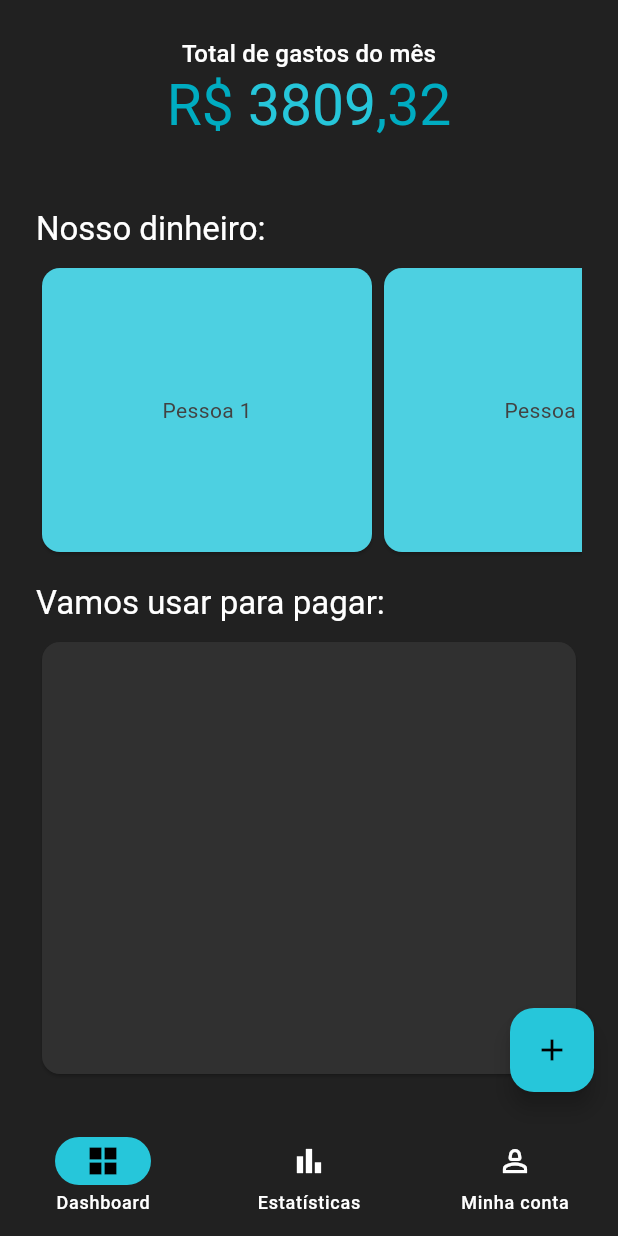
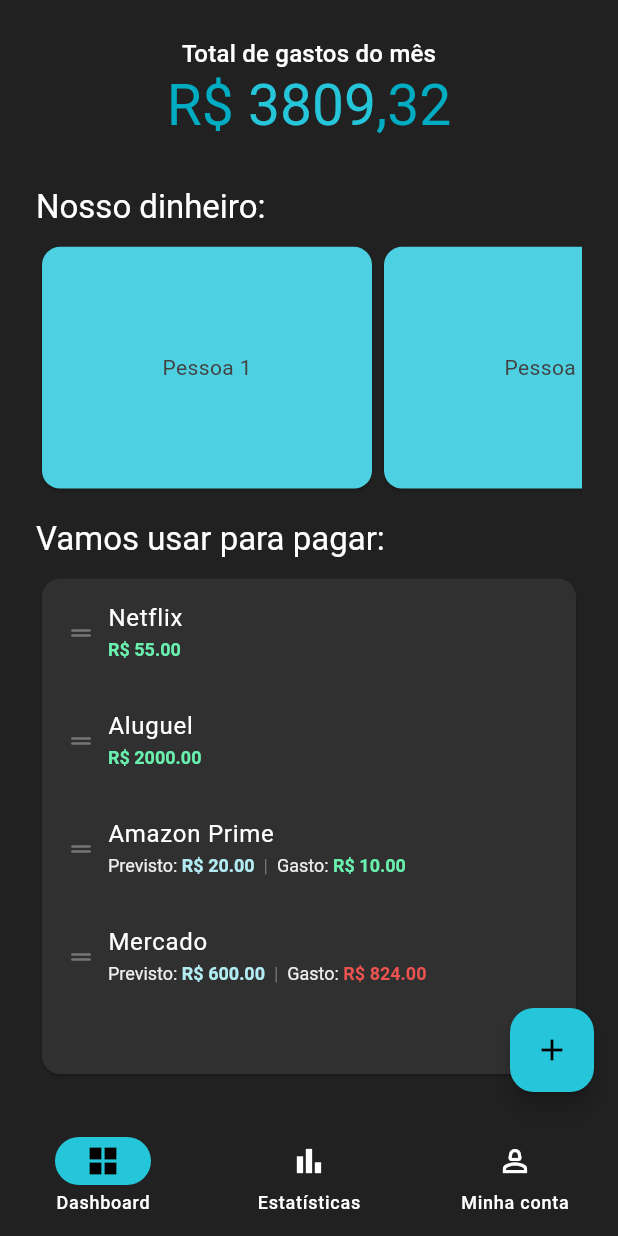
Before and after one commit to M0nicaVaz/duofinance, a Flutter app: the screen it shows after launch, on a phone screen of 412 x 824 dp. Run offline on Flutter 3.47's test engine with Material 3 defaults, Android fonts, the phone set to English and light mode, and no system bars; drawn by our look-alikes of flutter_slidable; our stand-ins replace go_router.

Commit message:
feat: spending list

```diff
--- /dev/null
+++ b/lib/core/entities/spending_entity.dart
@@ -0,0 +1,13 @@
+class Spending {
+  final int id;
+  final String title;
+  final double expected;
+  final double spent;
+
+  Spending({
+    required this.id,
+    required this.title,
+    required this.expected,
+    required this.spent,
+  });
+}
--- a/lib/features/dashboard/dashboard_page.dart
+++ b/lib/features/dashboard/dashboard_page.dart
@@ -1,4 +1,4 @@
-import 'package:duofinance/features/dashboard/widgets/chart.dart';
+import 'package:duofinance/features/dashboard/widgets/spending_list.dart';
 import 'package:duofinance/features/dashboard/widgets/incomings.dart';
 import 'package:duofinance/features/dashboard/widgets/total.dart';
 import 'package:flutter/material.dart';
@@ -37,8 +37,8 @@ class DashboardPage extends StatelessWidget {
             ),
             const SizedBox(height: 8.0),
             const Expanded(
-              flex: 3,
-              child: Chart(),
+              flex: 4,
+              child: SpendingList(),
             ),
           ],
         ));
--- a/lib/features/dashboard/widgets/chart.dart
+++ /dev/null
@@ -1,18 +0,0 @@
-import 'package:flutter/material.dart';
-
-class Chart extends StatelessWidget {
-  const Chart({
-    super.key,
-  });
-
-  @override
-  Widget build(BuildContext context) {
-    return Card(
-      color: Colors.grey[850],
-      child: const SizedBox(
-        height: double.infinity,
-        width: double.infinity,
-      ),
-    );
-  }
-}
--- /dev/null
+++ b/lib/features/dashboard/widgets/spending_list.dart
@@ -0,0 +1,139 @@
+import 'package:duofinance/core/entities/spending_entity.dart';
+import 'package:flutter/material.dart';
+import 'package:flutter_slidable/flutter_slidable.dart';
+
+class SpendingList extends StatefulWidget {
+  const SpendingList({
+    super.key,
+  });
+
+  @override
+  State<SpendingList> createState() => _SpendingListState();
+}
+
+class _SpendingListState extends State<SpendingList> {
+  final List<Spending> spendings = <Spending>[
+    Spending(id: 1, title: "Netflix", expected: 55, spent: 55),
+    Spending(id: 2, title: "Aluguel", expected: 2000, spent: 2000),
+    Spending(id: 3, title: "Amazon Prime", expected: 20, spent: 10),
+    Spending(id: 4, title: "Mercado", expected: 600, spent: 824),
+  ];
+
+  handleReorder(int oldIndex, int newIndex) {
+    setState(() {
+      if (oldIndex < newIndex) {
+        newIndex -= 1;
+      }
+      final Spending item = spendings.removeAt(oldIndex);
+      spendings.insert(newIndex, item);
+    });
+  }
+
+  handleRemoveItem(int index) {
+    debugPrint('Remove item $index');
+    // setState(() {
+    //   _items.removeAt(index);
+    // });
+  }
+
+  handleEditItem(int index) {
+    debugPrint('Edit item $index');
+  }
+
+  void doNothing(BuildContext context) {}
+
+  @override
+  Widget build(BuildContext context) {
+    return Card(
+      color: Colors.grey[850],
+      child: ReorderableListView.builder(
+        itemCount: spendings.length,
+        onReorder: (int oldIndex, int newIndex) {
+          handleReorder(oldIndex, newIndex);
+        },
+        itemBuilder: (BuildContext context, int index) {
+          return Slidable(
+            key: ValueKey<int>(spendings[index].id),
+            endActionPane: ActionPane(
+              motion: const DrawerMotion(),
+              children: <SlidableAction>[
+                SlidableAction(
+                  onPressed: (BuildContext ctx) => handleEditItem(index),
+                  icon: Icons.edit_rounded,
+                  backgroundColor: Colors.cyan[200]!,
+                ),
+                SlidableAction(
+                  onPressed: (BuildContext ctx) => handleRemoveItem(index),
+                  icon: Icons.delete_rounded,
+                  borderRadius: const BorderRadius.only(
+                      topRight: Radius.circular(16.0),
+                      bottomRight: Radius.circular(16.0)),
+                  backgroundColor: Colors.red[300]!,
+                ),
+              ],
+            ),
+            child: listItem(item: spendings[index]),
+          );
+        },
+      ),
+    );
+  }
+}
+
+Widget listItem({required Spending item}) => ListTile(
+      leading: Icon(
+        Icons.drag_handle_rounded,
+        size: 20,
+        color: Colors.grey[600]!,
+      ),
+      horizontalTitleGap: 4,
+      title: Text(item.title),
+      subtitle: RichText(
+        text: TextSpan(
+          children: <TextSpan>[
+            if (item.spent != item.expected) ...expectedValues(item),
+            TextSpan(
+              text: 'R\$ ${item.spent.toStringAsFixed(2)}',
+              style: TextStyle(
+                  color: item.spent <= item.expected
+                      ? Colors.greenAccent
+                      : Colors.red[400]!,
+                  fontSize: 12.0,
+                  fontWeight: FontWeight.bold),
+            ),
+          ],
+        ),
+      ),
+    );
+
+List<TextSpan> expectedValues(Spending item) => <TextSpan>[
+      TextSpan(
+        text: 'Previsto: ',
+        style: TextStyle(
+          color: Colors.grey[200],
+          fontSize: 12.0,
+        ),
+      ),
+      TextSpan(
+        text: 'R\$ ${item.expected.toStringAsFixed(2)}',
+        style: TextStyle(
+          color: Colors.cyan[100]!,
+          fontSize: 12.0,
+          fontWeight: FontWeight.bold,
+        ),
+      ),
+      TextSpan(
+        text: '  |  ',
+        style: TextStyle(
+          color: Colors.grey[600]!,
+          fontSize: 12.0,
+        ),
+      ),
+      TextSpan(
+        text: 'Gasto: ',
+        style: TextStyle(
+          color: Colors.grey[200],
+          fontSize: 12.0,
+        ),
+      ),
+    ];
--- a/pubspec.yaml
+++ b/pubspec.yaml
@@ -37,6 +37,7 @@ dependencies:
   provider: ^6.1.2
   google_fonts: ^6.2.1
   go_router: ^14.1.4
+  flutter_slidable: ^3.1.0
 
 dev_dependencies:
   flutter_test:
```
Also changed, not shown: pubspec.lock, 3 other files.
